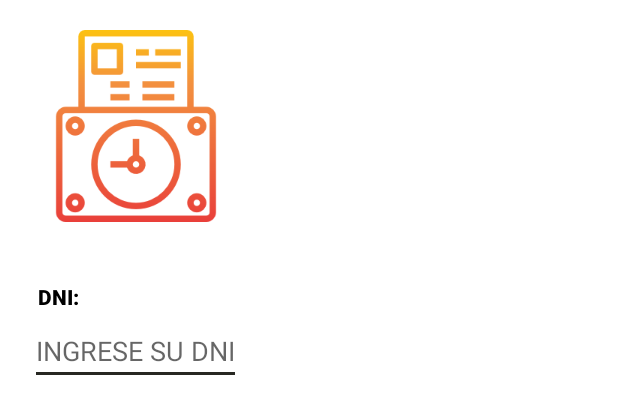
After one commit to SebastianAngeloffCBS/cbs_fichado_app, an Android app: the layout modal_dni.xml on its own in the app's theme, with its tools: preview values and no code run, on a phone screen of 412 x 824 dp. The commit adds this screen. Shown: the top 414 px of the screen. Run offline under Robolectric (Android 15) with nearby library versions, the phone set to English and light mode, and no system bars.

Commit message:
Ultimas modificaciones martes 31052022

```diff
--- a/app/src/main/res/layout/content_fichado.xml
+++ b/app/src/main/res/layout/content_fichado.xml
@@ -22,6 +22,7 @@
     <ScrollView
         android:layout_width="match_parent"
         android:layout_height="match_parent">
+
         <LinearLayout
             android:id="@+id/conetendor"
             android:layout_width="match_parent"
@@ -32,7 +33,9 @@
             <CalendarView
                 android:id="@+id/calendarView"
                 android:layout_width="match_parent"
-                android:layout_height="301dp" />
+                android:layout_height="301dp"
+                android:saveEnabled="false"
+                android:touchscreenBlocksFocus="false" />
 
             <LinearLayout
                 android:layout_width="match_parent"
--- /dev/null
+++ b/app/src/main/res/layout/modal_dni.xml
@@ -0,0 +1,41 @@
+<?xml version="1.0" encoding="utf-8"?>
+
+<LinearLayout xmlns:android="http://schemas.android.com/apk/res/android"
+    android:orientation="vertical"
+    android:layout_width="wrap_content"
+    android:layout_height="wrap_content">
+
+    <ImageView
+        android:src="@mipmap/iconodni"
+        android:layout_width="match_parent"
+        android:layout_height="match_parent"
+        android:layout_marginTop="20dp"
+        android:scaleType="center"
+        android:background="#FFFFFF"
+        android:contentDescription="@string/app_name" />
+
+    <TextView
+        android:id="@+id/lblUser"
+        android:layout_width="match_parent"
+        android:layout_height="wrap_content"
+        android:layout_marginLeft="25dp"
+        android:layout_marginRight="20dp"
+        android:layout_marginTop="40dp"
+        android:fontFamily="sans-serif-black"
+        android:text="DNI:"
+        android:textAlignment="textStart"
+        android:textColor="@android:color/black"
+        android:textSize="14sp" />
+
+    <EditText
+        android:id="@+id/dni"
+        android:inputType="number"
+        android:layout_width="match_parent"
+        android:layout_height="wrap_content"
+        android:layout_marginTop="4dp"
+        android:layout_marginLeft="20dp"
+        android:layout_marginRight="20dp"
+        android:layout_marginBottom="16dp"
+        android:fontFamily="sans-serif"
+        android:hint="INGRESE SU DNI"/>
+</LinearLayout>
```
Also changed, not shown: app/src/main/AndroidManifest.xml (+5 -6 lines), app/src/main/java/com/cbs/cbs_fichado_app/DatosPersonal.kt (added, +29 -0 lines), app/src/main/java/com/cbs/cbs_fichado_app/Fichado.kt (+36 -46 lines), app/src/main/res/layout/activity_datos_personal.xml (added, +33 -0 lines), app/src/main/res/menu/activity_fichado_drawer.xml (+12 -3 lines), app/src/main/res/mipmap-xhdpi/fichadoicon.png (added), app/src/main/res/mipmap-xhdpi/iconodni.png (added), app/src/main/res/mipmap-xhdpi/registrosfichado.png (added). Lines whose indentation alone changed are shown as unchanged.
